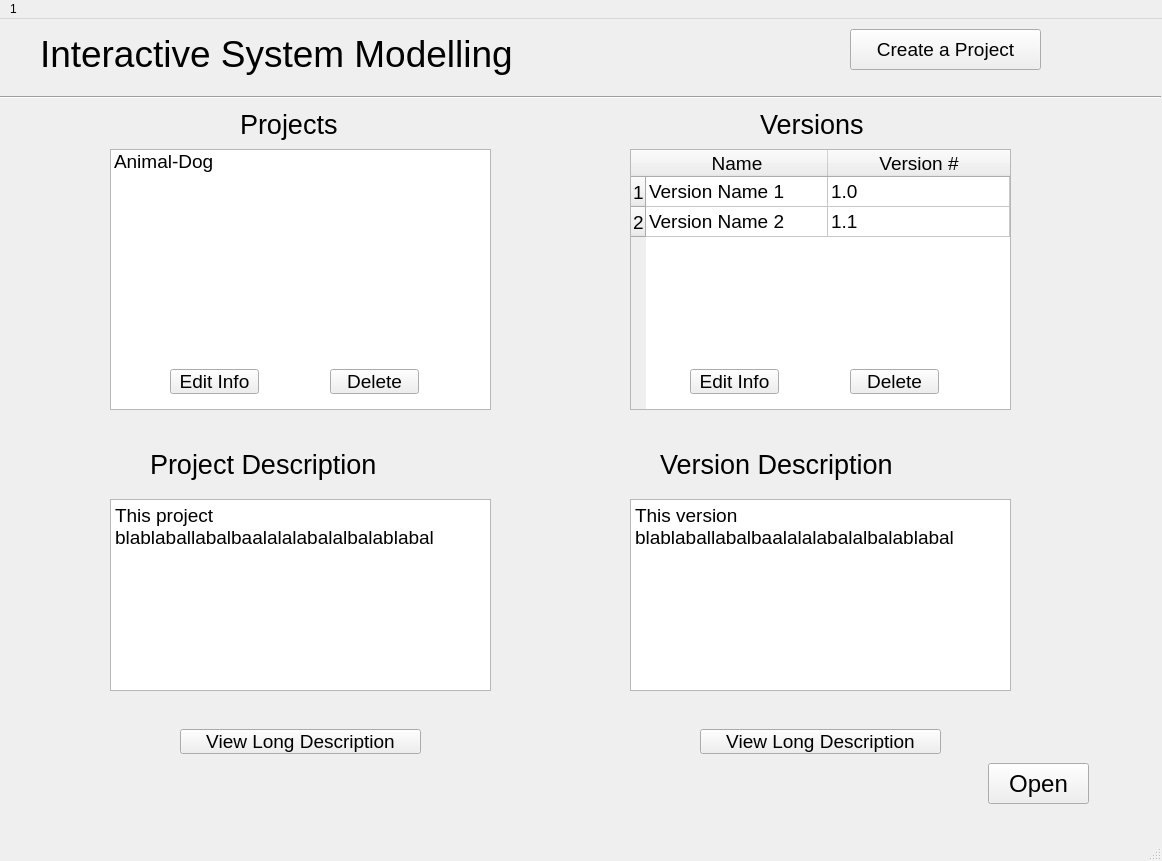
nuraynab/interactive-system-modelling, file ui/main.ui: the form before one commit.
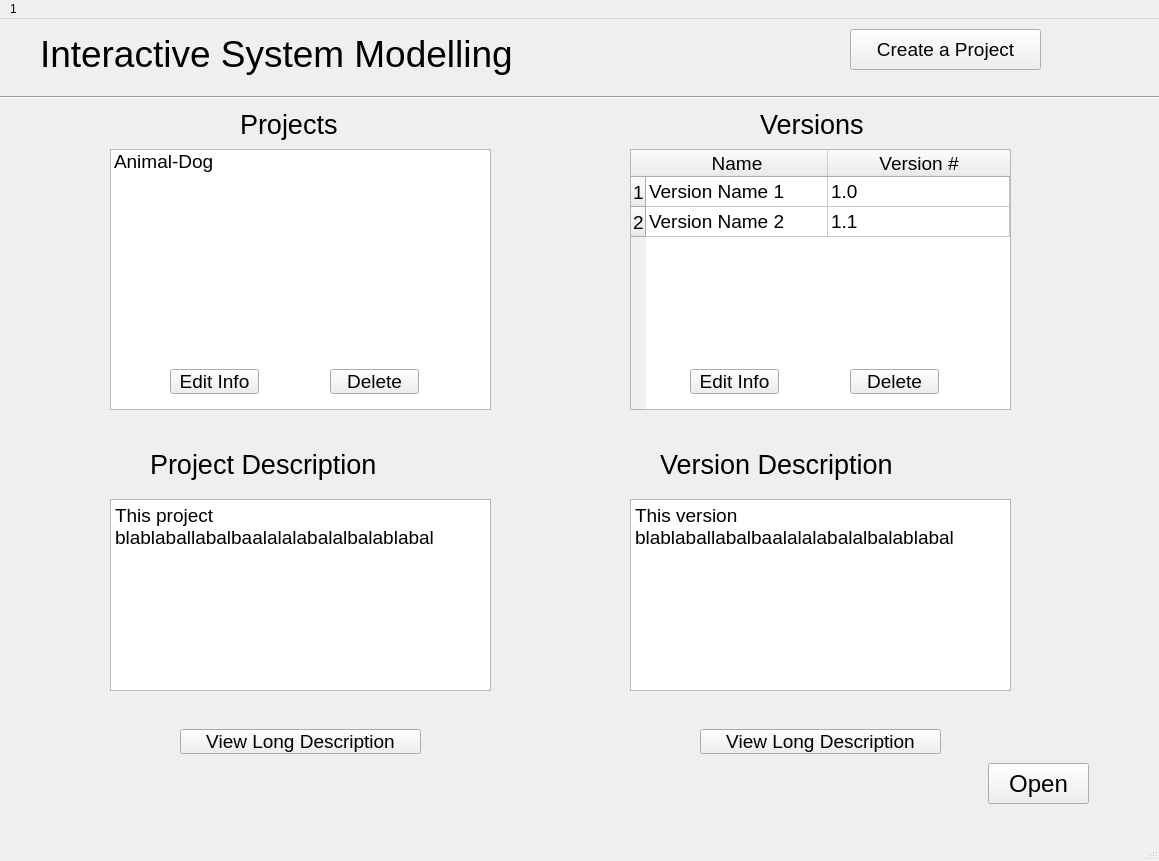
The form after the commit.

The edit to the form file:
```diff
--- a/ui/main.ui
+++ b/ui/main.ui
@@ -6,7 +6,7 @@
    <rect>
     <x>0</x>
     <y>0</y>
-    <width>1162</width>
+    <width>1159</width>
     <height>861</height>
    </rect>
   </property>
@@ -433,7 +433,7 @@
     <rect>
      <x>0</x>
      <y>0</y>
-     <width>1162</width>
+     <width>1159</width>
      <height>22</height>
     </rect>
    </property>
```
